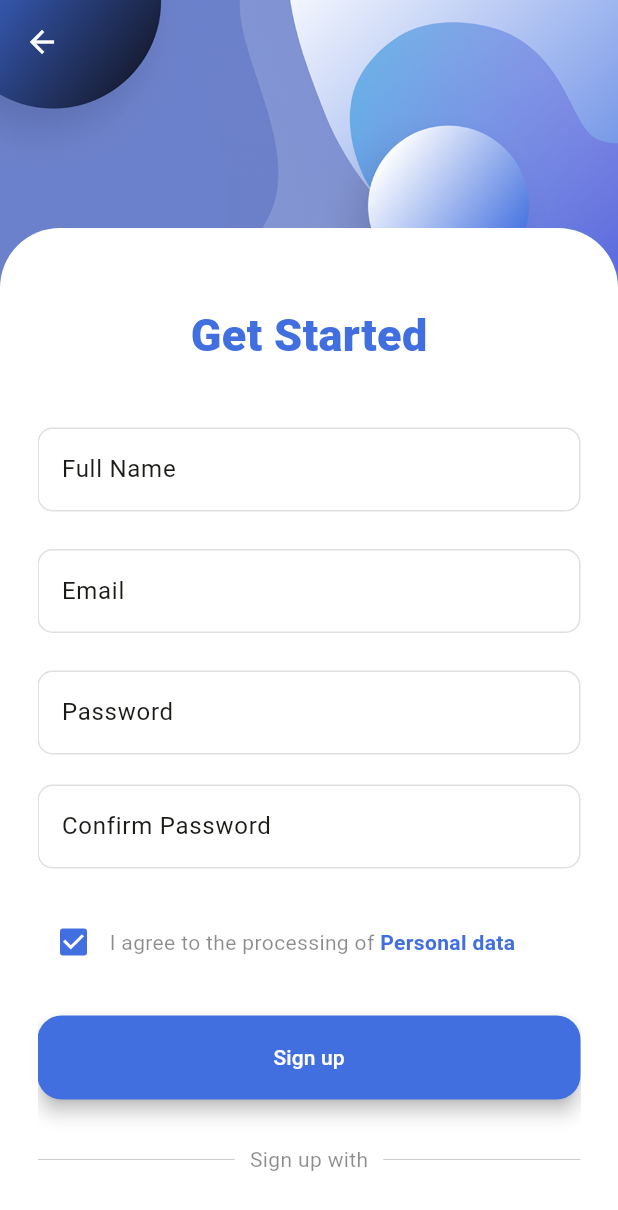
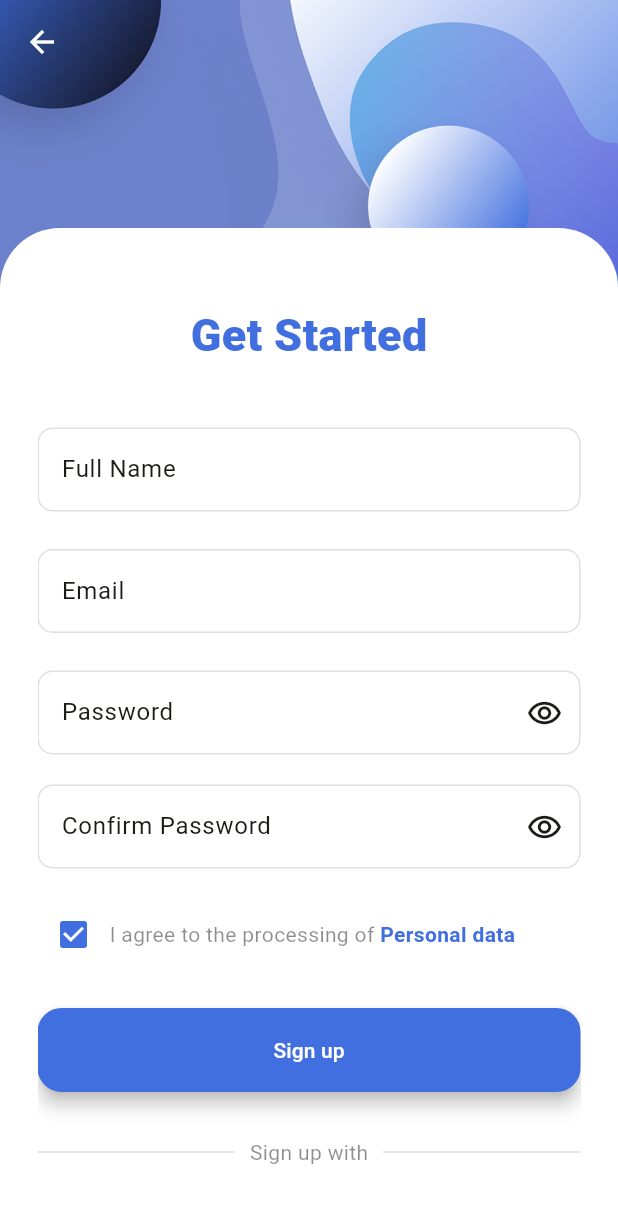
Before and after one commit to mrazi22/Dart_login_reg, a Flutter app: the SignUpScreen screen opened directly, on a phone screen of 412 x 824 dp. Shown: the top 1210 px of the screen. Run offline on Flutter 3.47's test engine with Material 3 defaults, Android fonts, the phone set to English and light mode, and no system bars; our stand-ins replace get, icons_plus.

```diff
--- a/lib/screens/register.dart
+++ b/lib/screens/register.dart
@@ -20,7 +20,21 @@ class SignUpScreen extends StatefulWidget {
 
 
 class _SignUpScreenState extends State<SignUpScreen> {
-  final _formSignupKey = GlobalKey<FormState>();
+  final TextEditingController _usernameController = TextEditingController();
+  final TextEditingController _emailController = TextEditingController();
+  final TextEditingController _passwordController = TextEditingController();
+  final TextEditingController _confirmPassword = TextEditingController();
+  final _formSignupKey = GlobalKey<FormState>(); // For form validation
+
+  // Variables for form validation
+  bool obsecure = true; // For password
+  bool obsecureConfirm = true; // For confirm password
+  bool loading = false; // For loading
+
+  bool _isLoading = false;
+
+
+
   bool agreePersonalData = true;
   @override
   Widget build(BuildContext context) {
@@ -65,6 +79,7 @@ class _SignUpScreenState extends State<SignUpScreen> {
                       ),
                       // full name
                       TextFormField(
+                        controller: _usernameController,
                         validator: (value) {
                           if (value == null || value.isEmpty) {
                             return 'Please enter Full name';
@@ -96,6 +111,7 @@ class _SignUpScreenState extends State<SignUpScreen> {
                       ),
                       // email
                       TextFormField(
+                        controller: _emailController,
                         validator: (value) {
                           if (value == null || value.isEmpty) {
                             return 'Please enter Email';
@@ -127,11 +143,24 @@ class _SignUpScreenState extends State<SignUpScreen> {
                       ),
                       // password
                       TextFormField(
-                        obscureText: true,
+                        controller: _passwordController,
+                        obscureText: obsecure, // Use the obsecure variable here
                         obscuringCharacter: '*',
                         validator: (value) {
                           if (value == null || value.isEmpty) {
-                            return 'Please enter Password';
+                            return 'Please enter a password.';
+                          }
+                          if (value.length < 6) {
+                            return 'Password must be at least 6 characters long.';
+                          }
+                          if (!value.contains(RegExp(r'[A-Z]'))) {
+                            return 'Password must contain at least one uppercase letter.';
+                          }
+                          if (value.replaceAll(RegExp(r'[^0-9]'), '').length < 1) {
+                            return 'Password must contain at least one digit.';
+                          }
+                          if (!value.contains(RegExp(r'[!@#\$%^&*()_+{}\[\]:;<>,.?~\\-]'))) {
+                            return 'Password must contain at least one special character.';
                           }
                           return null;
                         },
@@ -143,25 +172,37 @@ class _SignUpScreenState extends State<SignUpScreen> {
                           ),
                           border: OutlineInputBorder(
                             borderSide: const BorderSide(
-                              color: Colors.black12, // Default border color
+                              color: Colors.black12,
                             ),
                             borderRadius: BorderRadius.circular(10),
                           ),
                           enabledBorder: OutlineInputBorder(
                             borderSide: const BorderSide(
-                              color: Colors.black12, // Default border color
+                              color: Colors.black12,
                             ),
                             borderRadius: BorderRadius.circular(10),
                           ),
+                          suffixIcon: IconButton( // Add the suffixIcon here
+                            onPressed: () {
+                              setState(() {
+                                obsecure = !obsecure;
+                              });
+                            },
+                            icon: Icon(obsecure ? Icons.remove_red_eye_outlined : Icons.remove_red_eye),
+                          ),
                         ),
                       ),
-                      SizedBox(height: 20.0), // Add space here
+                      SizedBox(height: 20.0),
                       TextFormField(
-                        obscureText: true,
+                        controller: _confirmPassword,
+                        obscureText: obsecureConfirm, // Use the obsecureConfirm variable
                         obscuringCharacter: '*',
                         validator: (value) {
                           if (value == null || value.isEmpty) {
-                            return 'Please enter Password';
+                            return 'Please confirm your password.';
+                          }
+                          if (value != _passwordController.text.trim()) {
+                            return 'Passwords don\'t match. Please check your new password.';
                           }
                           return null;
                         },
@@ -173,22 +214,27 @@ class _SignUpScreenState extends State<SignUpScreen> {
                           ),
                           border: OutlineInputBorder(
                             borderSide: const BorderSide(
-                              color: Colors.black12, // Default border color
+                              color: Colors.black12,
                             ),
                             borderRadius: BorderRadius.circular(10),
                           ),
                           enabledBorder: OutlineInputBorder(
                             borderSide: const BorderSide(
-                              color: Colors.black12, // Default border color
+                              color: Colors.black12,
                             ),
                             borderRadius: BorderRadius.circular(10),
                           ),
+                          suffixIcon: IconButton( // Add the suffixIcon for toggling visibility
+                            onPressed: () {
+                              setState(() {
+                                obsecureConfirm = !obsecureConfirm;
+                              });
+                            },
+                            icon: Icon(obsecureConfirm ? Icons.remove_red_eye_outlined : Icons.remove_red_eye),
+                          ),
                         ),
                       ),
-
-                      const SizedBox(
-                        height: 25.0,
-                      ),
+                      SizedBox(height: 20.0),
                       // i agree to the processing
                       Row(
                         children: [
--- a/pubspec.yaml
+++ b/pubspec.yaml
@@ -36,6 +36,10 @@ dependencies:
   cupertino_icons: ^1.0.8
   icons_plus: ^4.0.0
   get: ^4.6.6
+  uuid: ^3.0.6
+  shared_preferences: ^2.0.15
+  http: any
+
 
 dev_dependencies:
   flutter_test:
```
Also changed, not shown: lib/models/users.dart (added, +46 -0 lines), lib/resources/services.dart (added, +33 -0 lines), pubspec.lock, 1 other file.
